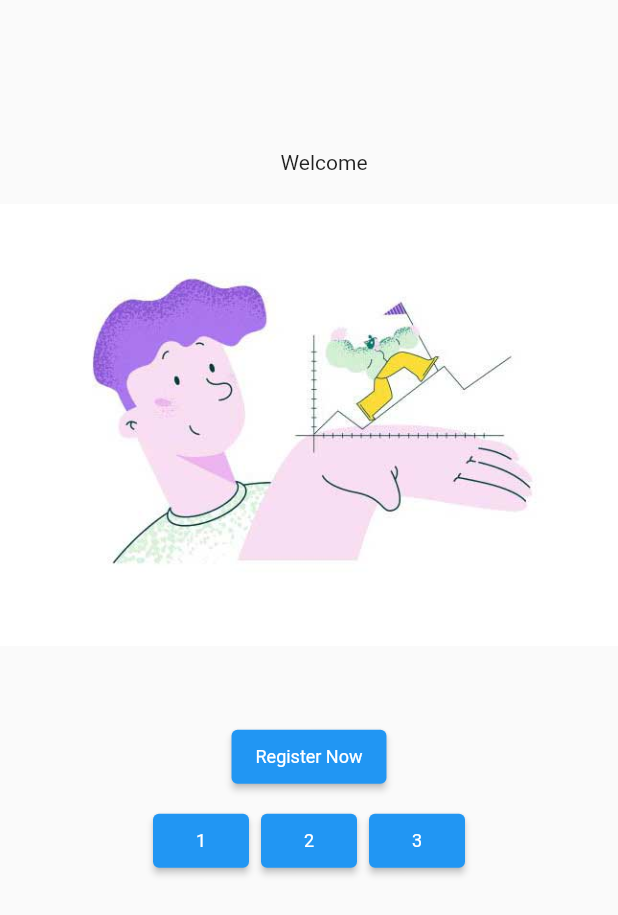
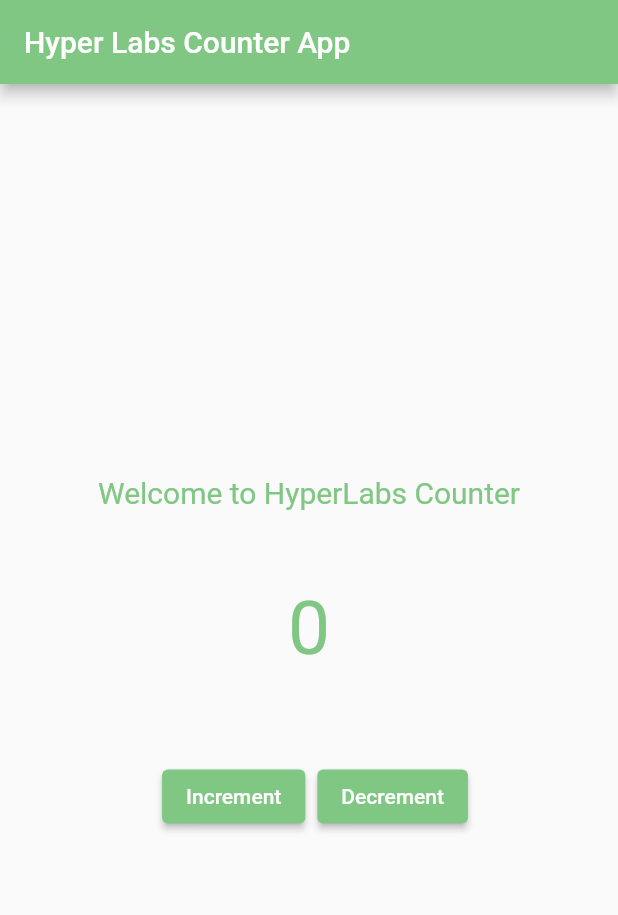
Before and after one commit to Ayush-developer/Bloc_News_App, a Flutter app: the screen it shows after launch, after a tap on "Register Now", on a phone screen of 412 x 824 dp. Shown: the top 915 px of the screen. Run offline on Flutter 3.47's test engine with Material 2 defaults, Android fonts, the phone set to English and light mode, and no system bars; our stand-ins replace flutter_bloc, google_fonts; Roboto replaces fonts that are missing (Abel).

Commit message:
Second Commit

```diff
--- /dev/null
+++ b/lib/app.dart
@@ -0,0 +1,102 @@
+import 'package:flutter/material.dart';
+import './app_bloc.dart';
+import './app_states.dart';
+import 'package:flutter_bloc/flutter_bloc.dart';
+
+
+class StartApp extends StatelessWidget {
+  const StartApp({super.key});
+
+  @override
+  Widget build(BuildContext context) {
+    return BlocProvider<CounterCubit>(
+          create: (context)=>CounterCubit(),
+          child: MaterialApp(
+            home: CounterScreen()
+          )
+          );
+}
+}
+
+class CounterScreen extends StatelessWidget {
+  const CounterScreen({super.key});
+
+  @override
+  Widget build(BuildContext context) {
+    return Scaffold(
+        appBar: AppBar(
+            title:Text("Hyper Labs Counter App"),
+            backgroundColor: Colors.green[300],
+        ),
+        body: Container(
+          child: Center(
+            child: Column(
+              mainAxisAlignment: MainAxisAlignment.center,
+              children:[
+                Text("Welcome to HyperLabs Counter",
+                style:TextStyle(
+                  fontSize: 20,
+                  color:Colors.green[300],
+
+
+                )
+                ),
+                Container(
+                  child: BlocBuilder<CounterCubit,CounterState>(
+                    builder: (context,state) {
+                      return Text(state.CounterValue.toString(),
+                      style:TextStyle(
+                        fontSize: 50,
+                        color: Colors.green[300],
+                      ));
+                    }
+                  ),
+                  padding: EdgeInsets.fromLTRB(0, 50,0, 50),
+
+                ),
+
+                Container(
+
+
+                    child: Row(
+
+                      mainAxisAlignment: MainAxisAlignment.center,
+                      children: [
+                      Padding(
+                        padding: const EdgeInsets.all(8.0),
+                        child: ElevatedButton(onPressed: (){
+                          BlocProvider.of<CounterCubit>(context).increment();
+                        },
+                        child: Text('Increment'),
+                         style: ElevatedButton.styleFrom(
+                          backgroundColor: Colors.green[300],
+
+                         )),
+                      ),
+                      ElevatedButton(onPressed: (){
+                        BlocProvider.of<CounterCubit>(context).decrement();
+                      },
+                      child: Text('Decrement'),
+                      style: ElevatedButton.styleFrom(
+                        backgroundColor: Colors.green[300],
+                       )
+                      )
+                    ],
+                    ),
+
+                )
+
+              ]
+            ),
+
+          ),
+          padding: EdgeInsets.fromLTRB(30,30,30,30),
+        ),
+      );
+
+
+
+
+
+  }
+}
--- a/lib/app_bloc.dart
+++ b/lib/app_bloc.dart
@@ -0,0 +1,12 @@
+import 'package:flutter_bloc/flutter_bloc.dart';
+// import 'package:flutter/material.dart';
+import './app_states.dart';
+
+
+
+class CounterCubit extends Cubit<CounterState>{
+  CounterCubit():super(CounterState(0));
+
+  void increment() => emit(CounterState(state.CounterValue+1));
+  void decrement() => emit(CounterState(state.CounterValue-1));
+}
--- a/lib/app_states.dart
+++ b/lib/app_states.dart
@@ -0,0 +1,8 @@
+// import 'counter_cubit.dart';
+
+
+class CounterState{
+   // ignore: non_constant_identifier_names
+   final int CounterValue;
+   CounterState(this.CounterValue);
+}
--- a/lib/pages/welcome/welcome.dart
+++ b/lib/pages/welcome/welcome.dart
@@ -4,6 +4,7 @@ import "package:flutter_bloc/flutter_bloc.dart";
 import 'package:project/pages/welcome/bloc/welcome_bloc.dart';
 import './bloc/welcome_events.dart';
 import './bloc/welcome_states.dart';
+import '../../app.dart';
 
 class WelcomePage extends StatelessWidget {
   WelcomePage({super.key});
@@ -39,16 +40,34 @@ class Pages extends StatelessWidget {
                   if(state is NormalOneState){
                     return  Text(state.s,
                          textAlign: TextAlign.left,
+                            style:TextStyle(
+                  fontSize: 15,
+                  fontWeight: FontWeight.w400,
+                  fontFamily: GoogleFonts.abel().fontFamily,
+
+                )
                      );
                   }
                   else if(state is NormalTwoState){
                   return  Text(state.ss,
                          textAlign: TextAlign.left,
+                            style:TextStyle(
+                  fontSize: 15,
+                  fontWeight: FontWeight.w400,
+                  fontFamily: GoogleFonts.abel().fontFamily,
+
+                )
                          );
                   }
                    else if(state is NormalThreeState){
                   return  Text(state.sss,
                          textAlign: TextAlign.left,
+                            style:TextStyle(
+                  fontSize: 15,
+                  fontWeight: FontWeight.w400,
+                  fontFamily: GoogleFonts.abel().fontFamily,
+
+                )
                          );
                   }
 
@@ -61,7 +80,7 @@ class Pages extends StatelessWidget {
             ),
             ElevatedButton(
               onPressed: (){
-
+           Navigator.push(context,MaterialPageRoute(builder: (context) => StartApp()));
               }
             , child: Padding(
               padding: const EdgeInsets.fromLTRB(0, 0, 0, 0),
@@ -70,7 +89,7 @@ class Pages extends StatelessWidget {
                 style:TextStyle(
                   fontSize: 12,
                   fontWeight: FontWeight.w400,
-                  fontFamily: GoogleFonts.abel().fontFamily,
+                  fontFamily: GoogleFonts.roboto().fontFamily,
 
                 )),
             )),
--- a/pubspec.yaml
+++ b/pubspec.yaml
@@ -64,6 +64,8 @@ flutter:
   # To add assets to your application, add an assets section, like this:
   assets:
     - images/girl.jpeg
+    # - images/measure.jpeg
+    # - images/nirma.png
   #   - images/a_dot_ham.jpeg
 
   # An image asset can refer to one or more resolution-specific "variants", see
```
Also changed, not shown: images/measure.jpeg (added), images/nirma.png (added), lib/app_events.dart (deleted), lib/pages/welcome/bloc/welcome_bloc.dart (line endings or trailing spaces).
